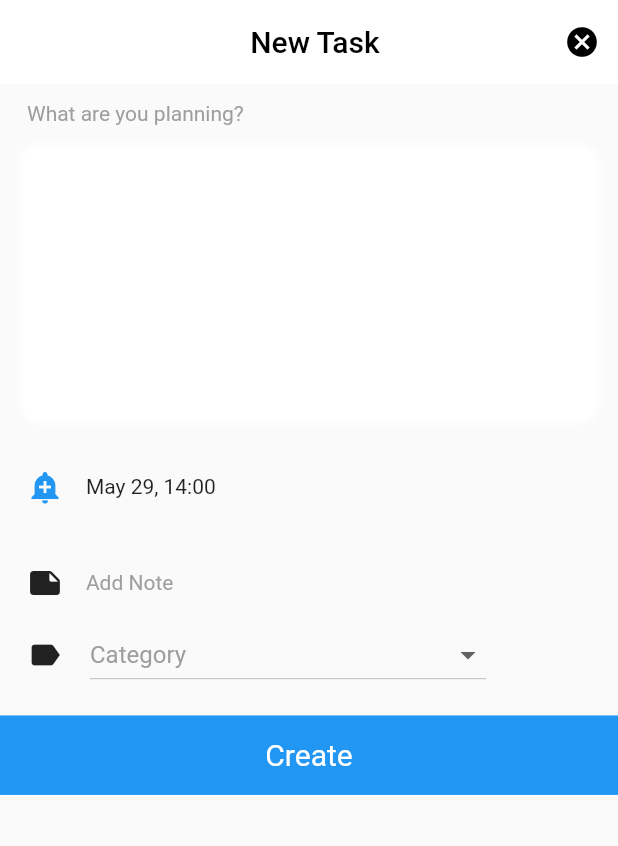
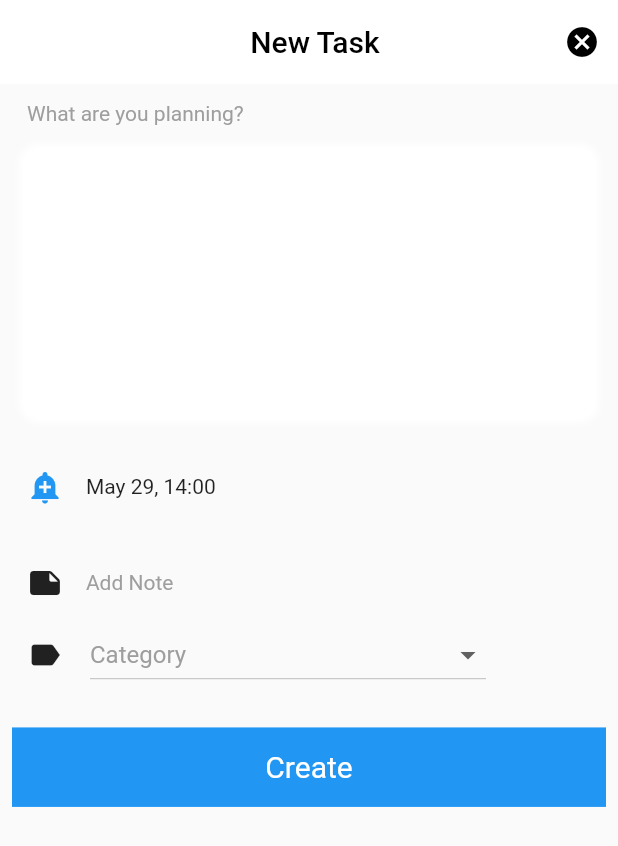
Before and after one commit to Atiways/tasK_app_flutter, a Flutter app: the Add screen opened directly, on a phone screen of 412 x 824 dp. Shown: the top 846 px of the screen. Run offline on Flutter 3.47's test engine with Material 2 defaults, Android fonts, the phone set to English and light mode, and no system bars.

Commit message:
finished third screen

```diff
--- a/lib/Screens/adds.dart
+++ b/lib/Screens/adds.dart
@@ -108,7 +108,9 @@ class _AddState extends State<Add> {
                   ),
                 ),
                 SizedBox(height: MediaQuery.of(context).size.height/50,),
-                GestureDetector(
+                Padding(
+                  padding: const EdgeInsets.all(8.0),
+                  child: GestureDetector(
                     child: Container(
                       padding: EdgeInsets.all(15),
                       decoration: BoxDecoration(
@@ -116,6 +118,7 @@ class _AddState extends State<Add> {
                       ),
                       child: Center(
                         child: Text("Create",style: TextStyle(color: Mycolor.white,fontSize: 20),),
+                      ),
                     ),
                   ),
                 )
```
Also changed, not shown: lib/constants/todo_model.dart (added, +37 -0 lines), lib/constants/db.dart (added). Lines whose indentation alone changed are shown as unchanged.
